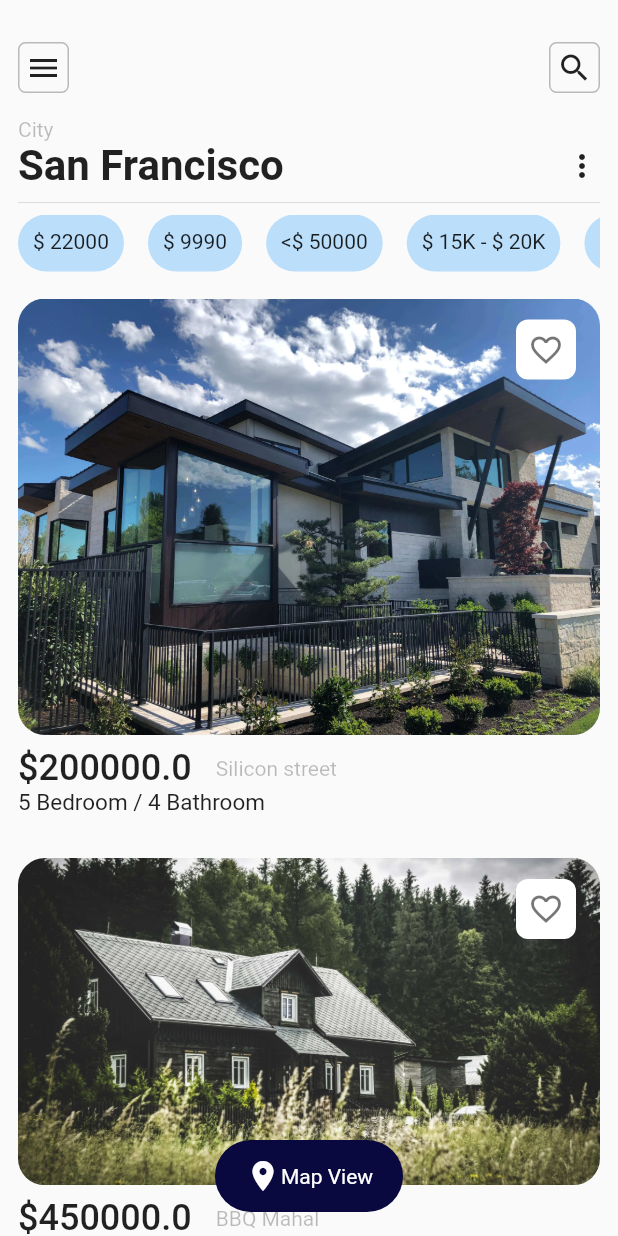
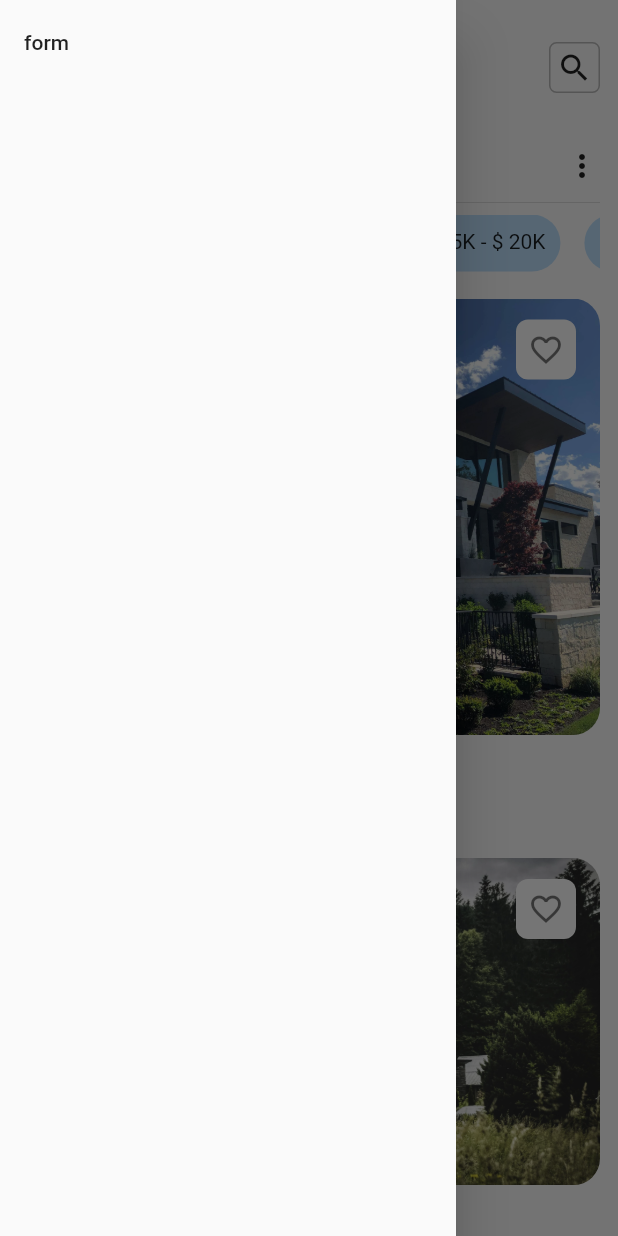
Before and after one commit to akhil-tj/boot_camp, a Flutter app: the screen it shows after launch, with the side drawer open (before the commit the screen has no drawer), on a phone screen of 412 x 824 dp. Run offline on Flutter 3.47's test engine with Material 2 defaults, Android fonts, the phone set to English and light mode, and no system bars.

Commit message:
all changes added

```diff
--- a/lib/CustomWidgets/product.dart
+++ b/lib/CustomWidgets/product.dart
@@ -55,18 +55,65 @@ class Product extends StatelessWidget {
           Positioned(
             top: 22,
             right: 16,
-            child: Container(
-              padding: EdgeInsets.all(8),
-              decoration: BoxDecoration(
-                  color: Colors.white, borderRadius: BorderRadius.circular(8)),
-              child: Icon(
-                Icons.favorite_border,
-                color: Colors.black54,
-              ),
-            ),
+            child: FavIcon(),
           )
         ],
       ),
     );
   }
 }
+
+class FavIcon extends StatefulWidget {
+  @override
+  _FavIconState createState() => _FavIconState();
+}
+
+class _FavIconState extends State<FavIcon> {
+  IconData favRedIcon = Icons.favorite_border;
+  Color color = Colors.black54;
+  bool temp = false;
+
+  @override
+  Widget build(BuildContext context) {
+    return GestureDetector(
+      onTap: () {
+        favFunction();
+      },
+      child: Container(
+        padding: EdgeInsets.all(8),
+        decoration: BoxDecoration(
+          color: Colors.white,
+          borderRadius: BorderRadius.circular(8),
+        ),
+        child: Icon(
+          favRedIcon,
+          color: color,
+        ),
+      ),
+    );
+  }
+
+  void favFunction() {
+    return setState(() {
+      if (temp == true) {
+        temp = false;
+      } else {
+        temp = true;
+      }
+      switch (temp) {
+        case true:
+          {
+            favRedIcon = Icons.favorite;
+            color = Colors.red;
+            break;
+          }
+        case false:
+          {
+            favRedIcon = Icons.favorite_border;
+            color = Colors.black54;
+            break;
+          }
+      }
+    });
+  }
+}
--- a/lib/Screens/Home/home_screen.dart
+++ b/lib/Screens/Home/home_screen.dart
@@ -46,6 +46,16 @@ class MyApp extends StatelessWidget {
     return MaterialApp(
       debugShowCheckedModeBanner: false,
       home: Scaffold(
+        drawer: Drawer(
+          child: ListView(
+            children: [
+              ListTile(
+                title: Text('form'),
+                onTap: () {},
+              ),
+            ],
+          ),
+        ),
         floatingActionButtonLocation: FloatingActionButtonLocation.centerFloat,
         floatingActionButton: CustomFloatingButton(),
         body: SafeArea(
--- a/lib/models/product_model.dart
+++ b/lib/models/product_model.dart
@@ -1,5 +1,3 @@
-import 'dart:ffi';
-
 class ProductDataModel {
   String img;
   double price;
```
Also changed, not shown: 6 other files.
